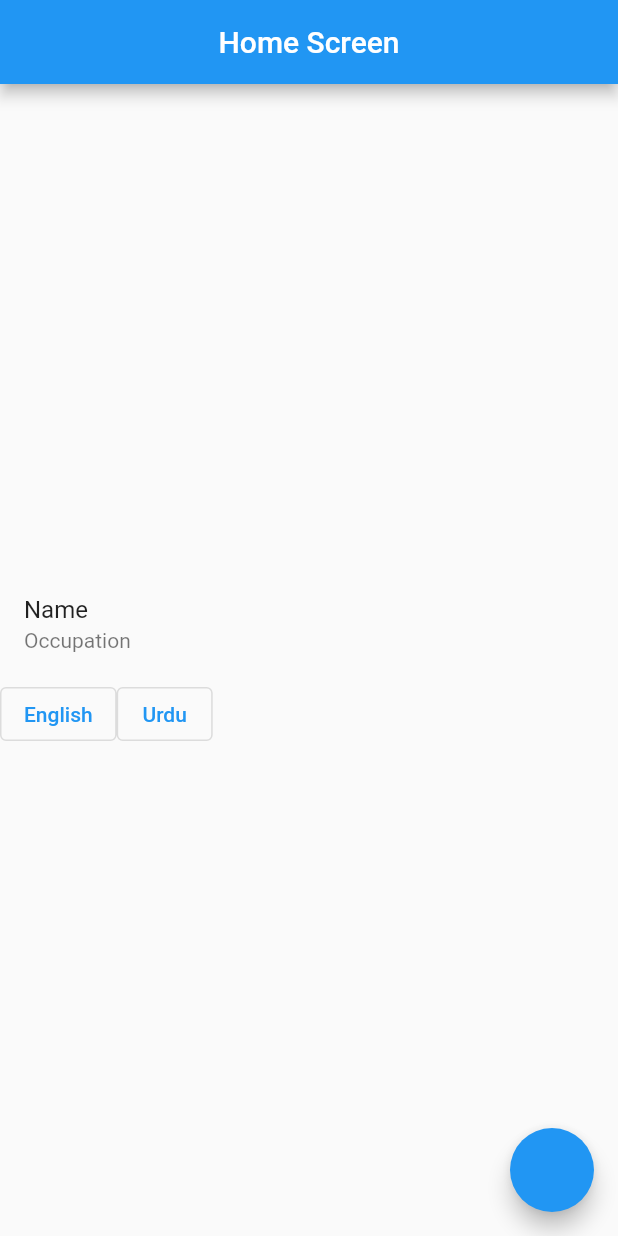
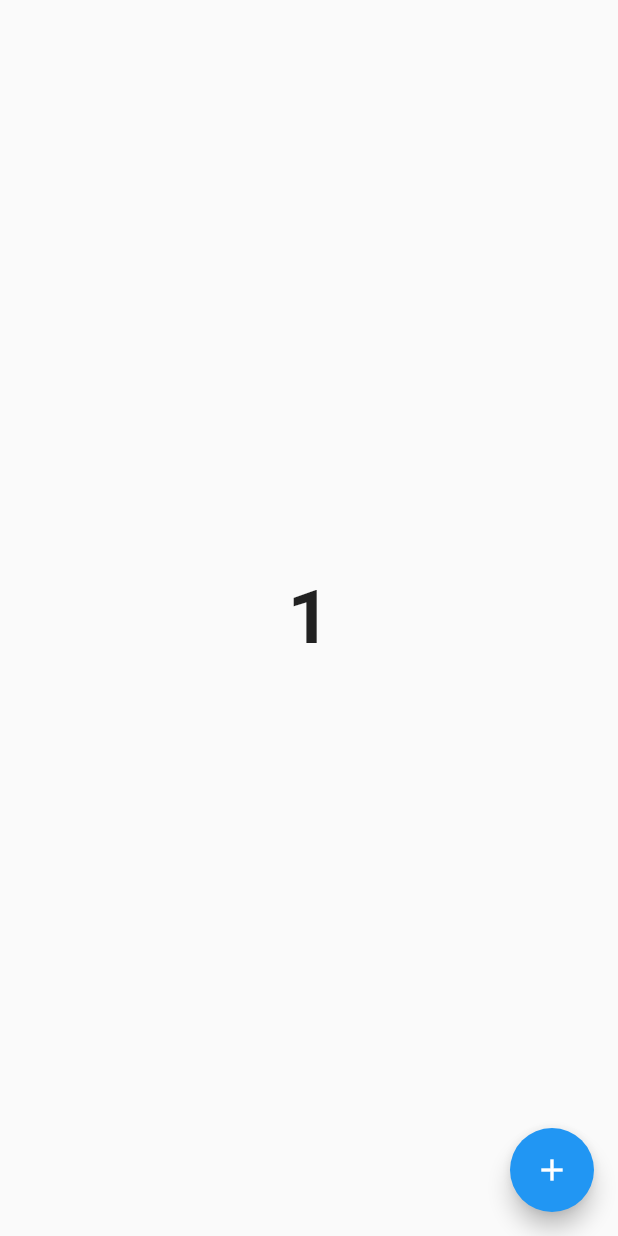
Before and after one commit to Shahabmustafa/Flutter_Getx_Beginner, a Flutter app: the screen it shows after launch, on a phone screen of 412 x 824 dp. Run offline on Flutter 3.47's test engine with Material 2 defaults, Android fonts, the phone set to English and light mode, and no system bars; our stand-ins replace get.

Commit message:
Getx statemanagement Counter

```diff
--- /dev/null
+++ b/lib/State Mangement/counter.dart
@@ -0,0 +1,37 @@
+import 'package:flutter/material.dart';
+import 'package:flutter_getx_begginer/State%20Mangement/counter_controller.dart';
+import 'package:get/get.dart';
+
+
+class CounterPage extends StatefulWidget {
+  const CounterPage({Key? key}) : super(key: key);
+
+  @override
+  State<CounterPage> createState() => _CounterPageState();
+}
+
+class _CounterPageState extends State<CounterPage> {
+
+  final CounterController controller = Get.put(CounterController());
+
+  @override
+  Widget build(BuildContext context) {
+    print('rebuild');
+    return Scaffold(
+      body: Obx((){
+        return Center(
+            child: Text(
+              '${controller.counter.toString()}',
+              style: TextStyle(fontSize: 50.0,fontWeight: FontWeight.bold),
+            ),
+        );
+      }),
+      floatingActionButton: FloatingActionButton(
+        onPressed: (){
+          controller.incrementCounter();
+        },
+        child: Icon(Icons.add),
+      ),
+    );
+  }
+}
--- /dev/null
+++ b/lib/State Mangement/counter_controller.dart
@@ -0,0 +1,10 @@
+import 'package:get/get.dart';
+
+class CounterController extends GetxController{
+  RxInt counter = 1.obs;
+
+  incrementCounter(){
+    print(counter.value);
+    counter.value++;
+  }
+}
--- a/lib/main.dart
+++ b/lib/main.dart
@@ -1,4 +1,5 @@
 import 'package:flutter/material.dart';
+import 'package:flutter_getx_begginer/State%20Mangement/counter.dart';
 import 'package:flutter_getx_begginer/home_screen.dart';
 import 'package:flutter_getx_begginer/languages.dart';
 import 'package:flutter_getx_begginer/second_screen.dart';
@@ -26,7 +27,7 @@ class MyApp extends StatelessWidget {
       ),
       // home: HomeScreen(),
       getPages: [
-        GetPage(name: '/', page: () => HomeScreen()),
+        GetPage(name: '/', page: () => CounterPage()),
         GetPage(name: '/secondscreen', page: () => SecondPage()),
         GetPage(name: '/thirdscreen', page: () => ThiredScreen()),
       ],
```
Also changed, not shown: lib/home_screen.dart (+73 -74 lines).
